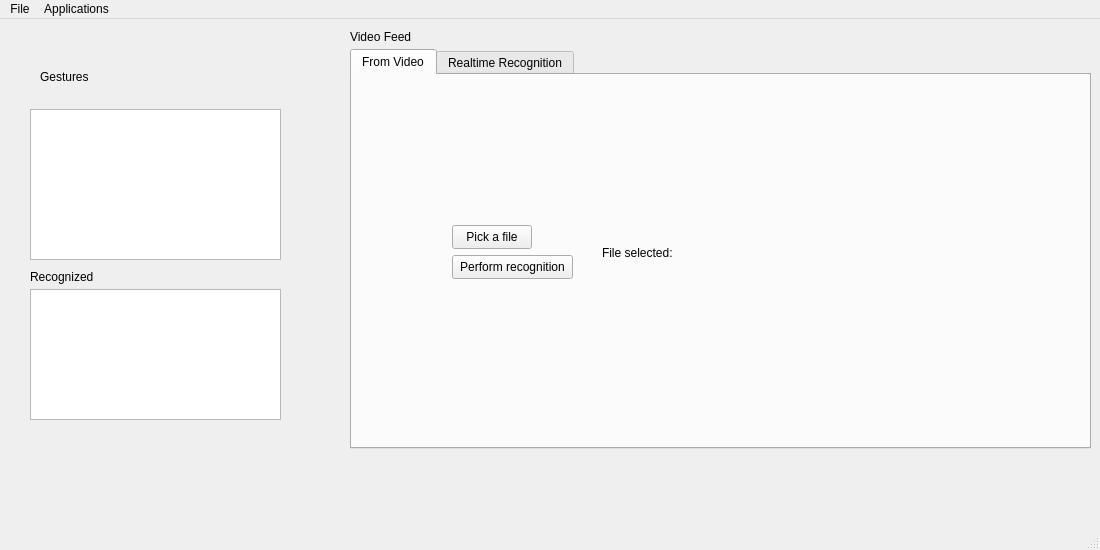
First picture: the form in src/GUI/mainwindow.ui, repository SpeedyCodes/HMM-GestureRecognition, before the edit.
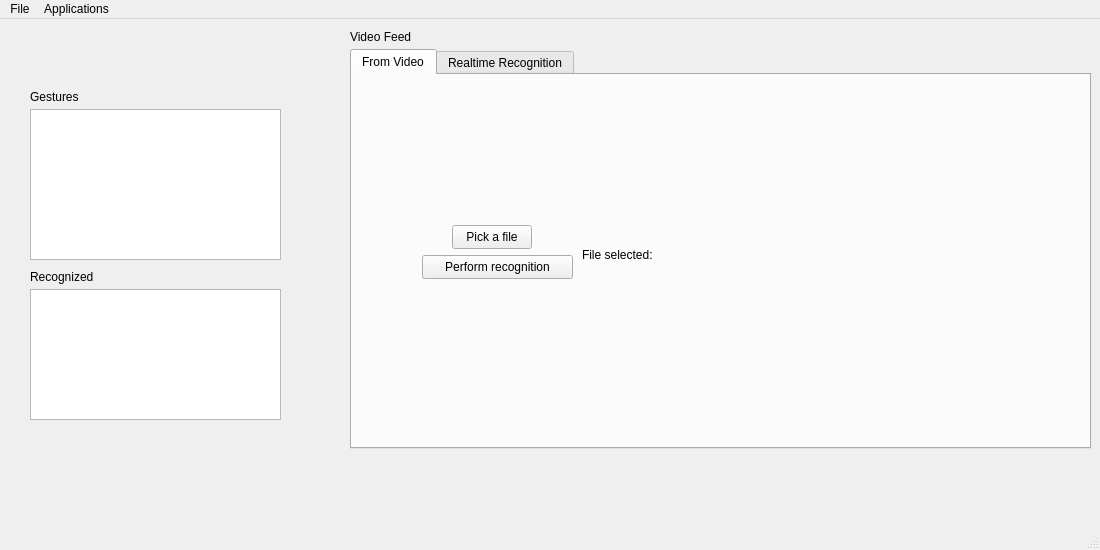
Second picture: the form after the edit.

```diff
--- a/src/GUI/mainwindow.ui
+++ b/src/GUI/mainwindow.ui
@@ -17,9 +17,9 @@
    <widget class="QLabel" name="label">
     <property name="geometry">
      <rect>
-      <x>40</x>
-      <y>50</y>
-      <width>49</width>
+      <x>30</x>
+      <y>70</y>
+      <width>71</width>
       <height>16</height>
      </rect>
     </property>
@@ -32,7 +32,7 @@
      <rect>
       <x>30</x>
       <y>250</y>
-      <width>71</width>
+      <width>91</width>
       <height>16</height>
      </rect>
     </property>
@@ -45,7 +45,7 @@
      <rect>
       <x>350</x>
       <y>10</y>
-      <width>61</width>
+      <width>91</width>
       <height>16</height>
      </rect>
     </property>
@@ -85,10 +85,10 @@
      <widget class="QLabel" name="label_5">
       <property name="geometry">
        <rect>
-        <x>250</x>
+        <x>230</x>
         <y>170</y>
-        <width>71</width>
-        <height>16</height>
+        <width>91</width>
+        <height>20</height>
        </rect>
       </property>
       <property name="text">
@@ -99,21 +99,24 @@
       <property name="geometry">
        <rect>
         <x>330</x>
-        <y>170</y>
+        <y>140</y>
         <width>391</width>
-        <height>16</height>
+        <height>81</height>
        </rect>
       </property>
       <property name="text">
        <string/>
       </property>
+      <property name="wordWrap">
+       <bool>true</bool>
+      </property>
      </widget>
      <widget class="QPushButton" name="recognizeButton">
       <property name="geometry">
        <rect>
-        <x>100</x>
+        <x>70</x>
         <y>180</y>
-        <width>121</width>
+        <width>151</width>
         <height>24</height>
        </rect>
       </property>
```
Left out of the diff: 10 changed lines with no effect on the pictures.
